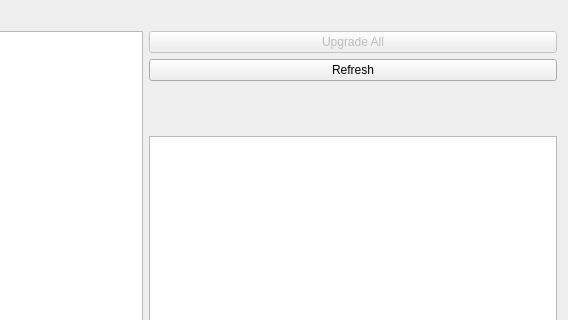
Qt form python_module_manager_dialog_base.ui (babayoshihiko/python_module_manager) before a commit; both pictures show x 277 to 845 and y 0 to 320 of the 845 by 718 pixel window.
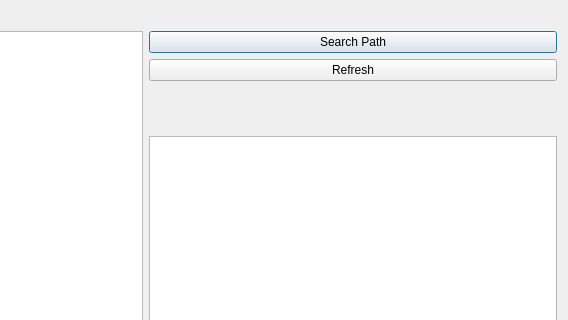
The same form after that commit.

Commit message: Get module path

The edit to the form file:
```diff
--- a/python_module_manager_dialog_base.ui
+++ b/python_module_manager_dialog_base.ui
@@ -46,10 +46,10 @@
            <item>
             <widget class="QPushButton" name="myPushButton1">
              <property name="enabled">
-              <bool>false</bool>
+              <bool>true</bool>
              </property>
              <property name="text">
-              <string>Upgrade All</string>
+              <string>Search Path</string>
              </property>
             </widget>
            </item>
```
The commit also changes 2 other files.
